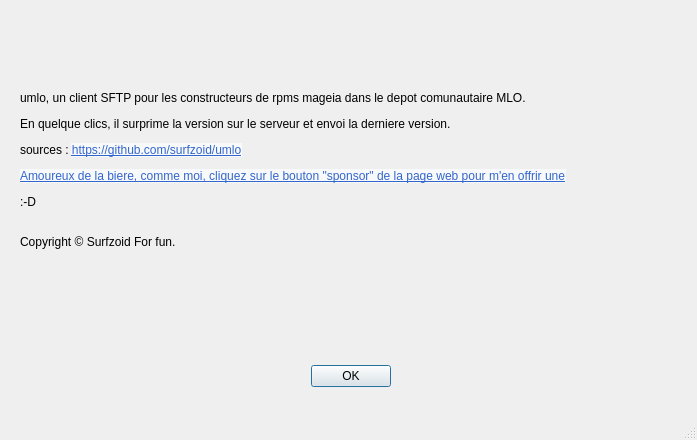
surfzoid/umlo, file about.ui: the form before one commit.
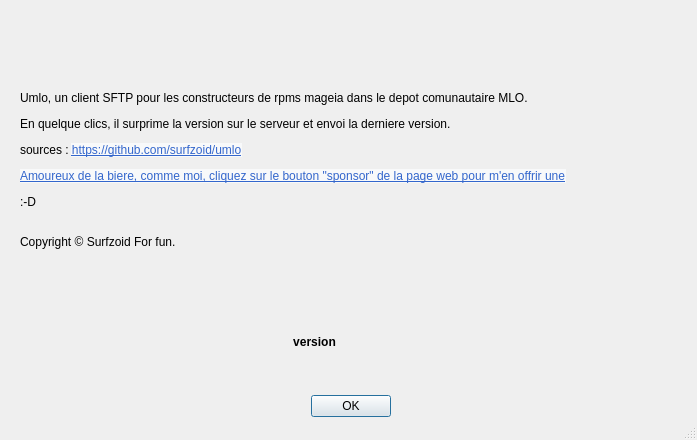
The form after the commit.

```diff
--- a/about.ui
+++ b/about.ui
@@ -26,7 +26,7 @@
    <property name="geometry">
     <rect>
      <x>180</x>
-     <y>360</y>
+     <y>390</y>
      <width>341</width>
      <height>32</height>
     </rect>
@@ -51,7 +51,7 @@
     </rect>
    </property>
    <property name="text">
-    <string>&lt;html&gt;&lt;head/&gt;&lt;body&gt;&lt;p&gt;umlo, un client SFTP pour les constructeurs de rpms mageia dans le depot comunautaire MLO.&lt;/p&gt;&lt;p&gt;En quelque clics, il surprime la version sur le serveur et envoi la derniere version.&lt;/p&gt;&lt;p&gt;sources : &lt;a href=&quot;https://github.com/surfzoid/umlo&quot;&gt;&lt;span style=&quot; font-family:'sans-serif'; text-decoration: underline; color:#3366cc; background-color:#f8f9fa;&quot;&gt;https://github.com/surfzoid/umlo&lt;/span&gt;&lt;/a&gt;&lt;/p&gt;&lt;p&gt;&lt;a href=&quot;https://github.com/surfzoid/umlo&quot;&gt;&lt;span style=&quot; font-family:'sans-serif'; text-decoration: underline; color:#3366cc; background-color:#f8f9fa;&quot;&gt;Amoureux de la biere, comme moi, cliquez sur le bouton &amp;quot;sponsor&amp;quot; de la page web pour m'en offrir une&lt;/span&gt;&lt;/a&gt;&lt;/p&gt;&lt;p&gt;			:-D &lt;/p&gt;&lt;p&gt;&lt;br/&gt;		Copyright © Surfzoid For fun.&lt;/p&gt;&lt;/body&gt;&lt;/html&gt;</string>
+    <string>&lt;html&gt;&lt;head/&gt;&lt;body&gt;&lt;p&gt;Umlo, un client SFTP pour les constructeurs de rpms mageia dans le depot comunautaire MLO.&lt;/p&gt;&lt;p&gt;En quelque clics, il surprime la version sur le serveur et envoi la derniere version.&lt;/p&gt;&lt;p&gt;sources : &lt;a href=&quot;https://github.com/surfzoid/umlo&quot;&gt;&lt;span style=&quot; font-family:'sans-serif'; text-decoration: underline; color:#3366cc; background-color:#f8f9fa;&quot;&gt;https://github.com/surfzoid/umlo&lt;/span&gt;&lt;/a&gt;&lt;/p&gt;&lt;p&gt;&lt;a href=&quot;https://github.com/surfzoid/umlo&quot;&gt;&lt;span style=&quot; font-family:'sans-serif'; text-decoration: underline; color:#3366cc; background-color:#f8f9fa;&quot;&gt;Amoureux de la biere, comme moi, cliquez sur le bouton &amp;quot;sponsor&amp;quot; de la page web pour m'en offrir une&lt;/span&gt;&lt;/a&gt;&lt;/p&gt;&lt;p&gt;:-D &lt;/p&gt;&lt;p&gt;&lt;br/&gt;Copyright © Surfzoid For fun.&lt;/p&gt;&lt;/body&gt;&lt;/html&gt;</string>
    </property>
    <property name="scaledContents">
     <bool>true</bool>
@@ -63,6 +63,35 @@
     <bool>true</bool>
    </property>
   </widget>
+  <widget class="QLabel" name="LblVers">
+   <property name="geometry">
+    <rect>
+     <x>124</x>
+     <y>330</y>
+     <width>381</width>
+     <height>24</height>
+    </rect>
+   </property>
+   <property name="font">
+    <font>
+     <weight>75</weight>
+     <bold>true</bold>
+     <underline>false</underline>
+    </font>
+   </property>
+   <property name="autoFillBackground">
+    <bool>false</bool>
+   </property>
+   <property name="text">
+    <string>version</string>
+   </property>
+   <property name="scaledContents">
+    <bool>true</bool>
+   </property>
+   <property name="alignment">
+    <set>Qt::AlignCenter</set>
+   </property>
+  </widget>
  </widget>
  <resources/>
  <connections>
```
